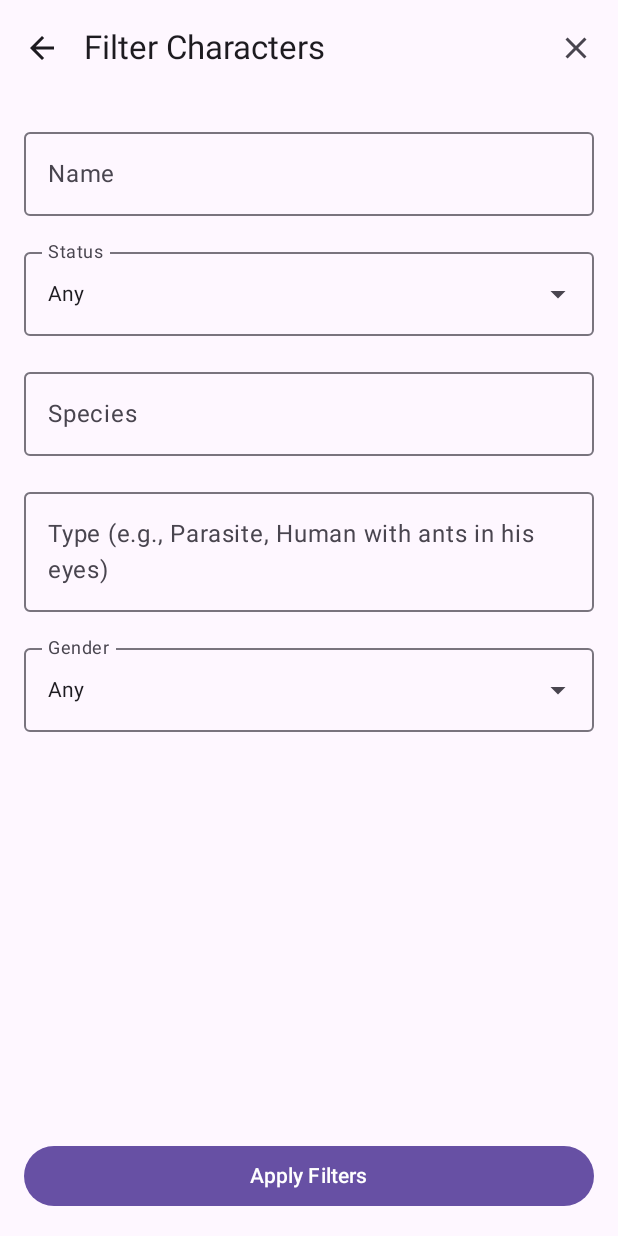
After one commit to SexySlave/RickAndMortyApiApp, an Android app built with Jetpack Compose: the composable CharacterFiltersScreen shown on its own in the app's theme, on a phone screen of 412 x 824 dp. The commit adds this screen. Run offline under Robolectric (Android 15) with nearby library versions, the phone set to English and light mode, and no system bars; our stand-ins replace Voyager, paging; pictures from the network do not load.

Commit message:
Add filters

```diff
--- a/composeApp/src/androidMain/kotlin/org/sexyslave/app/db/AppDatabase.kt
+++ b/composeApp/src/androidMain/kotlin/org/sexyslave/app/db/AppDatabase.kt
@@ -1,4 +1,4 @@
-package org.sexyslave.app.db // или ваш выбранный пакет
+package org.sexyslave.app.db
 
 import androidx.room.Database
 import androidx.room.RoomDatabase
--- /dev/null
+++ b/composeApp/src/androidMain/kotlin/org/sexyslave/app/features/characters/data/CharacterFilters.k.kt
@@ -0,0 +1,35 @@
+package org.sexyslave.app.features.characters.data
+
+
+enum class CharacterStatus(val apiValue: String) {
+    ALIVE("Alive"),
+    DEAD("Dead"),
+    UNKNOWN("Unknown");
+
+    companion object {
+        fun fromApiValue(value: String?): CharacterStatus? = entries.find { it.apiValue.equals(value, ignoreCase = true) }
+    }
+}
+
+enum class CharacterGender(val apiValue: String) {
+    FEMALE("Female"),
+    MALE("Male"),
+    GENDERLESS("Genderless"),
+    UNKNOWN("Unknown");
+
+    companion object {
+        fun fromApiValue(value: String?): CharacterGender? = entries.find { it.apiValue.equals(value, ignoreCase = true) }
+    }
+}
+
+data class CharacterFilters(
+    val name: String? = null,
+    val status: CharacterStatus? = null,
+    val species: String? = null,
+    val type: String? = null,
+    val gender: CharacterGender? = null
+) {
+    fun isClear(): Boolean {
+        return name.isNullOrBlank() && status == null && species.isNullOrBlank() && type.isNullOrBlank() && gender == null
+    }
+}
--- /dev/null
+++ b/composeApp/src/androidMain/kotlin/org/sexyslave/app/features/characters/ui/CharacterFiltersScreen.kt
@@ -0,0 +1,182 @@
+package org.sexyslave.app.features.characters.ui
+
+import androidx.compose.foundation.layout.*
+import androidx.compose.foundation.rememberScrollState
+import androidx.compose.foundation.verticalScroll
+import androidx.compose.material.icons.Icons
+import androidx.compose.material.icons.filled.ArrowBack
+import androidx.compose.material.icons.filled.Clear
+import androidx.compose.material3.*
+import androidx.compose.runtime.*
+import androidx.compose.runtime.getValue
+import androidx.compose.runtime.setValue
+import androidx.compose.ui.Alignment
+import androidx.compose.ui.Modifier
+import androidx.compose.ui.unit.dp
+import cafe.adriel.voyager.core.screen.Screen
+import cafe.adriel.voyager.navigator.LocalNavigator
+import cafe.adriel.voyager.navigator.currentOrThrow
+import org.sexyslave.app.features.characters.data.CharacterFilters
+import org.sexyslave.app.features.characters.data.CharacterGender
+import org.sexyslave.app.features.characters.data.CharacterStatus
+
+data class CharacterFiltersScreen(
+    val initialFilters: CharacterFilters,
+    val onApplyFilters: (CharacterFilters) -> Unit,
+    val onClearFilters: () -> Unit // Добавим явный колбэк для очистки из CharactersViewModel
+) : Screen {
+
+    @OptIn(ExperimentalMaterial3Api::class)
+    @Composable
+    override fun Content() {
+        val navigator = LocalNavigator.currentOrThrow
+
+        // Локальное состояние для полей ввода, инициализированное initialFilters
+        var nameState by remember { mutableStateOf(initialFilters.name ?: "") }
+        var statusState by remember { mutableStateOf(initialFilters.status) }
+        var speciesState by remember { mutableStateOf(initialFilters.species ?: "") }
+        var typeState by remember { mutableStateOf(initialFilters.type ?: "") }
+        var genderState by remember { mutableStateOf(initialFilters.gender) }
+
+        Scaffold(
+            topBar = {
+                TopAppBar(
+                    title = { Text("Filter Characters") },
+                    navigationIcon = {
+                        IconButton(onClick = { navigator.pop() }) {
+                            Icon(Icons.Filled.ArrowBack, contentDescription = "Back")
+                        }
+                    },
+                    actions = {
+                        IconButton(onClick = {
+                            // Сбрасываем локальное состояние UI и вызываем колбэк
+                            nameState = ""
+                            statusState = null
+                            speciesState = ""
+                            typeState = ""
+                            genderState = null
+                            onClearFilters() // Вызываем колбэк, который обновит ViewModel
+
+                        }) {
+                            Icon(Icons.Filled.Clear, contentDescription = "Clear Filters")
+                        }
+                    }
+                )
+            },
+            bottomBar = {
+                Button(
+                    onClick = {
+                        val appliedFilters = CharacterFilters(
+                            name = nameState.takeIf { it.isNotBlank() },
+                            status = statusState,
+                            species = speciesState.takeIf { it.isNotBlank() },
+                            type = typeState.takeIf { it.isNotBlank() },
+                            gender = genderState
+                        )
+                        onApplyFilters(appliedFilters)
+                        navigator.pop()
+                    },
+                    modifier = Modifier
+                        .fillMaxWidth()
+                        .padding(16.dp)
+                ) {
+                    Text("Apply Filters")
+                }
+            }
+        ) { paddingValues ->
+            Column(
+                modifier = Modifier
+                    .fillMaxSize()
+                    .padding(paddingValues)
+                    .padding(16.dp)
+                    .verticalScroll(rememberScrollState()),
+                verticalArrangement = Arrangement.spacedBy(16.dp)
+            ) {
+                OutlinedTextField(
+                    value = nameState,
+                    onValueChange = { nameState = it },
+                    label = { Text("Name") },
+                    modifier = Modifier.fillMaxWidth(),
+                    singleLine = true
+                )
+
+                FilterDropdownMenu(
+                    label = "Status",
+                    selectedValue = statusState?.apiValue ?: "Any",
+                    items = listOf("Any") + CharacterStatus.entries.map { it.apiValue },
+                    onItemSelected = { selectedApiValue ->
+                        statusState = if (selectedApiValue == "Any") null else CharacterStatus.fromApiValue(selectedApiValue)
+                    }
+                )
+
+                OutlinedTextField(
+                    value = speciesState,
+                    onValueChange = { speciesState = it },
+                    label = { Text("Species") },
+                    modifier = Modifier.fillMaxWidth(),
+                    singleLine = true
+                )
+
+                OutlinedTextField(
+                    value = typeState,
+                    onValueChange = { typeState = it },
+                    label = { Text("Type (e.g., Parasite, Human with ants in his eyes)") },
+                    modifier = Modifier.fillMaxWidth(),
+                    singleLine = true
+                )
+
+                FilterDropdownMenu(
+                    label = "Gender",
+                    selectedValue = genderState?.apiValue ?: "Any",
+                    items = listOf("Any") + CharacterGender.entries.map { it.apiValue },
+                    onItemSelected = { selectedApiValue ->
+                        genderState = if (selectedApiValue == "Any") null else CharacterGender.fromApiValue(selectedApiValue)
+                    }
+                )
+            }
+        }
+    }
+}
+
+@OptIn(ExperimentalMaterial3Api::class)
+@Composable
+private fun FilterDropdownMenu(
+    label: String,
+    selectedValue: String,
+    items: List<String>,
+    onItemSelected: (String) -> Unit,
+    modifier: Modifier = Modifier
+) {
+    var expanded by remember { mutableStateOf(false) }
+
+    ExposedDropdownMenuBox(
+        expanded = expanded,
+        onExpandedChange = { expanded = !expanded },
+        modifier = modifier.fillMaxWidth()
+    ) {
+        OutlinedTextField(
+            value = selectedValue,
+            onValueChange = {},
+            readOnly = true,
+            label = { Text(label) },
+            trailingIcon = { ExposedDropdownMenuDefaults.TrailingIcon(expanded = expanded) },
+            modifier = Modifier
+                .menuAnchor()
+                .fillMaxWidth()
+        )
+        ExposedDropdownMenu(
+            expanded = expanded,
+            onDismissRequest = { expanded = false }
+        ) {
+            items.forEach { item ->
+                DropdownMenuItem(
+                    text = { Text(item) },
+                    onClick = {
+                        onItemSelected(item)
+                        expanded = false
+                    }
+                )
+            }
+        }
+    }
+}
```
Also changed, not shown: composeApp/src/androidMain/kotlin/org/sexyslave/app/features/characters/data/CharacterRepository.kt (+26 -11 lines), composeApp/src/androidMain/kotlin/org/sexyslave/app/features/characters/data/local/dao/CharacterDao.kt (+21 -0 lines), composeApp/src/androidMain/kotlin/org/sexyslave/app/features/characters/mvi/CharactersViewModel.kt (+31 -9 lines), composeApp/src/androidMain/kotlin/org/sexyslave/app/features/characters/ui/CharactersScreen.kt (+52 -32 lines).
